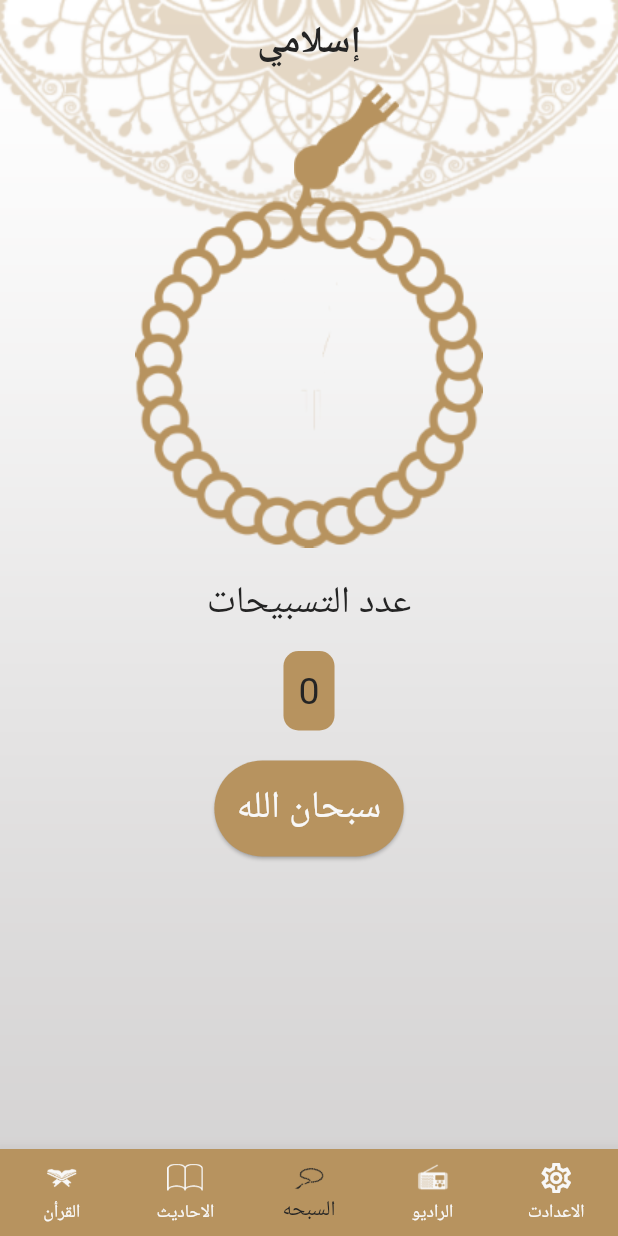
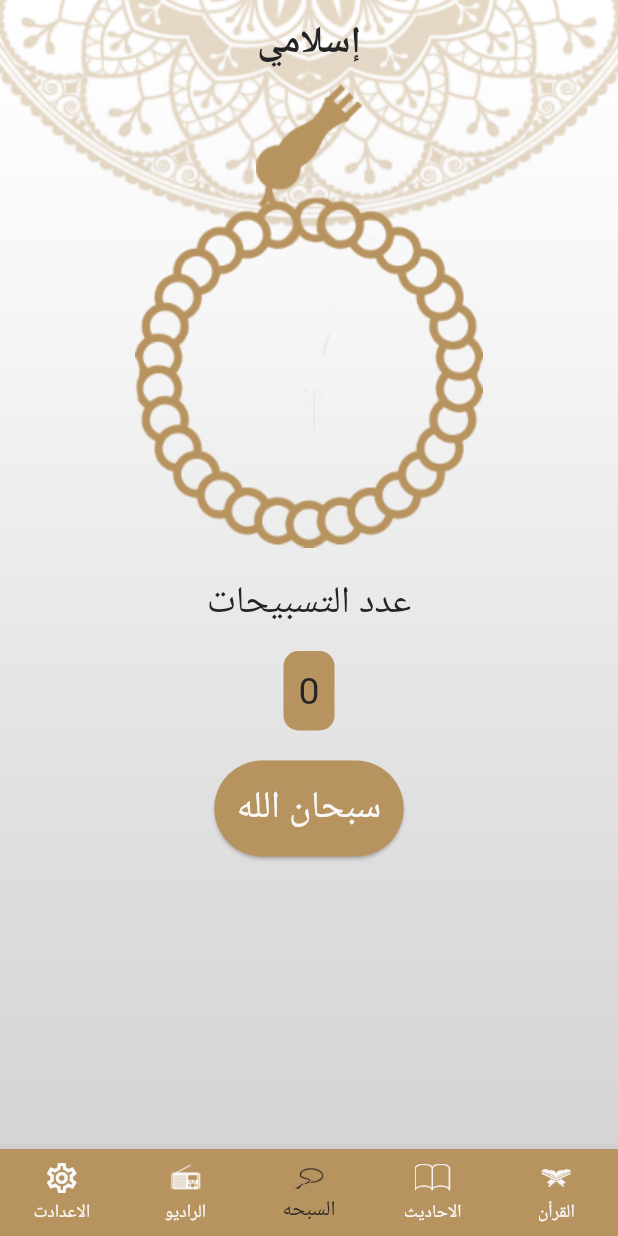
Before and after one commit to abdulrahmanal-saeed/IslamiApp, a Flutter app: the screen it shows after launch, item 3 of the bottom bar chosen, on a phone screen of 412 x 824 dp. Run offline on Flutter 3.47's test engine with Material 3 defaults, Android fonts, the phone set to English and light mode, and no system bars; generated files the repository leaves out were written again.

Commit message:
Localization Finish

```diff
--- /dev/null
+++ b/l10n.yaml
@@ -0,0 +1,3 @@
+arb-dir: lib/l10n
+template-arb-file: app_en.arb
+output-localization-file: app_localizations.dart
--- a/lib/home_screen.dart
+++ b/lib/home_screen.dart
@@ -7,7 +7,7 @@ import 'package:islami_app/tabs/sebha/sebha_tab.dart';
 import 'package:islami_app/tabs/settings/settings_provider.dart';
 import 'package:islami_app/tabs/settings/settings_tab.dart';
 import 'package:provider/provider.dart';
-
+import 'package:flutter_gen/gen_l10n/app_localizations.dart';
 class HomeScreen extends StatefulWidget {
   static const String routeName = "/";
 
@@ -33,7 +33,7 @@ class _HomeScreenState extends State<HomeScreen> {
         ),
       ),
         child: Scaffold(
-          appBar: AppBar(title: Text('إسلامي'),),
+          appBar: AppBar(title: Text(AppLocalizations.of(context)!.islami),),
           body: tabs[currentIndex],
           bottomNavigationBar:
           BottomNavigationBar(
@@ -47,29 +47,29 @@ class _HomeScreenState extends State<HomeScreen> {
                   icon: ImageIcon(
                     AssetImage('assets/images/icon_quran.png'),
                   ),
-                label: 'القرأن'
+                label: AppLocalizations.of(context)!.quran
               ),
               BottomNavigationBarItem(
                 icon: ImageIcon(
                   AssetImage('assets/images/icon_hadeth.png'),
                 ),
-                label: 'الاحاديث'
+                label: AppLocalizations.of(context)!.ahadeth
               ),
               BottomNavigationBarItem(
                   icon: ImageIcon(
                     AssetImage('assets/images/icon_sebha.png'),
                   ),
-                  label: 'السبحه'
+                  label: AppLocalizations.of(context)!.sebha
               ),
               BottomNavigationBarItem(
                   icon: ImageIcon(
                     AssetImage('assets/images/icon_radio.png'),
                   ),
-                  label: 'الراديو'
+                  label: AppLocalizations.of(context)!.radio
               ),
               BottomNavigationBarItem(
                   icon: Icon(Icons.settings_outlined),
-                  label: 'الاعدادت'
+                  label: AppLocalizations.of(context)!.setting
               ),
             ],
           ),
--- a/lib/main.dart
+++ b/lib/main.dart
@@ -5,7 +5,7 @@ import 'package:islami_app/tabs/hadeth/hadeth_details_screen.dart';
 import 'package:islami_app/tabs/quran/sura_details_screen.dart';
 import 'package:islami_app/tabs/settings/settings_provider.dart';
 import 'package:provider/provider.dart';
-
+import 'package:flutter_gen/gen_l10n/app_localizations.dart';
 void main() {
   runApp(ChangeNotifierProvider(
     create: (_)=> SettingsProvider(),
@@ -28,6 +28,10 @@ class IslamiApp extends StatelessWidget {
       theme: AppTheme.lightTheme,
       darkTheme: AppTheme.darkTheme,
       themeMode: _settingsProvider.themeMode,
+
+      localizationsDelegates: AppLocalizations.localizationsDelegates,
+      supportedLocales: AppLocalizations.supportedLocales,
+      locale: Locale(_settingsProvider.language),
     );
   }
 }
--- a/lib/tabs/Radio/Radio_tab.dart
+++ b/lib/tabs/Radio/Radio_tab.dart
@@ -1,6 +1,6 @@
 import 'package:flutter/material.dart';
 import 'package:provider/provider.dart';
-
+import 'package:flutter_gen/gen_l10n/app_localizations.dart';
 import '../../app_theme.dart';
 import '../settings/settings_provider.dart';
 
@@ -27,7 +27,7 @@ class RadioTab extends StatelessWidget {
             ),
             SizedBox(height: 16),
             Text(
-              'إذاعة القرآن الكريم',
+              AppLocalizations.of(context)!.quranRadio,
               style: Theme.of(context).textTheme.headlineSmall,
 
             ),
--- a/lib/tabs/sebha/sebha_tab.dart
+++ b/lib/tabs/sebha/sebha_tab.dart
@@ -1,8 +1,8 @@
 import 'package:flutter/material.dart';
 import 'package:islami_app/app_theme.dart';
 import 'package:provider/provider.dart';
-
 import '../settings/settings_provider.dart';
+import 'package:flutter_gen/gen_l10n/app_localizations.dart';
 
 class SebhaTab extends StatefulWidget {
 
@@ -44,12 +44,9 @@ class _SebhaTabState extends State<SebhaTab> with SingleTickerProviderStateMixin
           children: <Widget>[
             Stack(
               children: [
-                Padding(
-                  padding: const EdgeInsetsDirectional.only(start: 50),
-                  child: Align(alignment: Alignment.center,
-                      child: Image.asset(_settingsProvider.isDark ? 'assets/images/head_sebha_dark.png' : 'assets/images/head_sebha_logo.png',
-                      height: 101,)),
-                ),
+                Align(alignment: Alignment.center,
+                    child: Image.asset(_settingsProvider.isDark ? 'assets/images/head_sebha_dark.png' : 'assets/images/head_sebha_logo.png',
+                    height: 101,)),
                 Padding(
                   padding: const EdgeInsets.only(top: 75),
                   child: Align(alignment: Alignment.center,
@@ -64,7 +61,7 @@ class _SebhaTabState extends State<SebhaTab> with SingleTickerProviderStateMixin
             ),
             SizedBox(height: 20),
             Text(
-              'عدد التسبيحات',
+              AppLocalizations.of(context)!.tasbeeh,
               style: Theme.of(context).textTheme.headlineSmall,
             ),
             Container(
--- a/lib/tabs/settings/settings_provider.dart
+++ b/lib/tabs/settings/settings_provider.dart
@@ -8,7 +8,7 @@ class SettingsProvider extends ChangeNotifier {
 
   String get backgroundImagePath => isDark ?'assets/images/dark_bg.png'  : 'assets/images/default_bg.png';
 
-  String language = 'en';
+  String language = 'ar';
 
   void ChangeThemeMode(ThemeMode selectedThemeMode){
     themeMode = selectedThemeMode;
--- a/lib/tabs/settings/settings_tab.dart
+++ b/lib/tabs/settings/settings_tab.dart
@@ -1,6 +1,8 @@
 import 'package:flutter/material.dart';
 import 'package:islami_app/tabs/settings/settings_provider.dart';
 import 'package:provider/provider.dart';
+import 'package:flutter_gen/gen_l10n/app_localizations.dart';
+
 
 import '../../app_theme.dart';
 
@@ -18,7 +20,7 @@ class SettingsTab extends StatelessWidget {
             mainAxisAlignment: MainAxisAlignment.spaceBetween,
             children: [
               Text(
-                'الوضع المظلم',
+                AppLocalizations.of(context)!.darkMode,
                 style: Theme.of(context).textTheme.headlineSmall,
               ),
               Switch(
@@ -34,7 +36,7 @@ class SettingsTab extends StatelessWidget {
             mainAxisAlignment: MainAxisAlignment.spaceBetween,
             children: [
               Text(
-                'اللغه',
+              AppLocalizations.of(context)!.lang,
                 style: Theme.of(context).textTheme.headlineSmall,
               ),
               DropdownButtonHideUnderline(
--- a/pubspec.yaml
+++ b/pubspec.yaml
@@ -33,6 +33,9 @@ dependencies:
   flutter_native_splash: ^2.3.7
   cupertino_icons: ^1.0.2
   provider: ^6.1.2
+  flutter_localizations:
+    sdk: flutter
+  intl: ^0.19.0
 
 dev_dependencies:
   flutter_test:
@@ -55,6 +58,7 @@ flutter:
   # included with your application, so that you can use the icons in
   # the material Icons class.
   uses-material-design: true
+  generate: true
 
   # To add assets to your application, add an assets section, like this:
   assets:
```
Also changed, not shown: lib/l10n/app_ar.arb (added, +14 -0 lines), lib/l10n/app_en.arb (added, +14 -0 lines), pubspec.lock.
